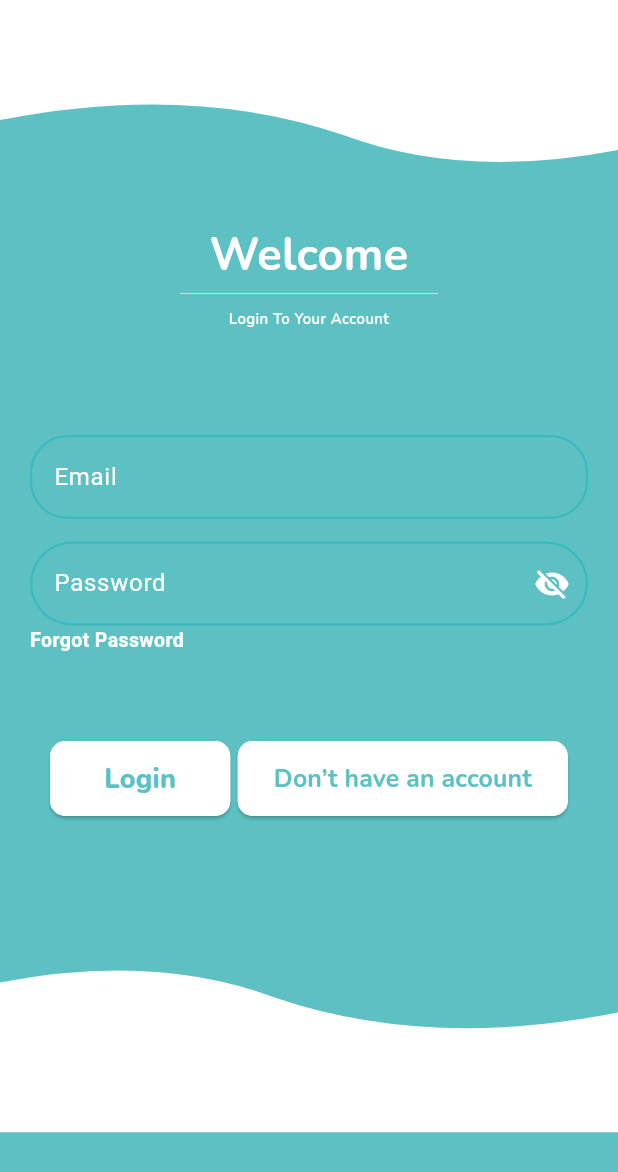
After one commit to RodainaMohamad/Finalproject, a Flutter app: the Signin screen opened directly, on a phone screen of 412 x 824 dp. The commit adds this screen. Shown: the top 1172 px of the screen. Run offline on Flutter 3.47's test engine with Material 3 defaults, Android fonts, the phone set to English and light mode, and no system bars; our stand-ins replace flutter_custom_clippers, google_fonts, step_progress_indicator.

Commit message:
SignIn screen before MediaQuery

```diff
--- a/lib/core/constants/colours/colours.dart
+++ b/lib/core/constants/colours/colours.dart
@@ -1,5 +1,7 @@
 import 'package:flutter/material.dart';
 
 final primary=Color(0xff5DC1C3);
+
 final secondary=Color(0xffFFFFFF);
+
 final textboxColor=Color(0xff3CB9BE);
--- a/lib/core/constants/strings/strings.dart
+++ b/lib/core/constants/strings/strings.dart
@@ -11,7 +11,3 @@ var topRightCorner=Image.asset(
   width: 250, // Set the width of the image
   height: 100, // Set the height of the image
 );
-
-var getStarted=Image.asset("assets/getStarted.png");
-
-var AlreadySignedUp=Image.asset("assets/AlreadySignedUp.png");
--- /dev/null
+++ b/lib/pages/SignIn.dart
@@ -0,0 +1,262 @@
+import 'package:flutter/material.dart';
+import 'package:google_fonts/google_fonts.dart';
+import 'package:gradproject/core/constants/colours/colours.dart';
+import 'package:gradproject/core/widgets/wavyAppBar.dart';
+import 'package:step_progress_indicator/step_progress_indicator.dart';
+import '../core/widgets/bottomBar.dart';
+
+class Signin extends StatefulWidget {
+  const Signin({super.key});
+
+  @override
+  _Signin createState() => _Signin();
+}
+
+class _Signin extends State<Signin> {
+
+  var email = TextEditingController();
+  var password = TextEditingController();
+  GlobalKey<FormState> keyLogin = GlobalKey();
+  bool flag = false;
+
+  Color yesBorderColor = secondary;
+  Color noBorderColor = secondary;
+
+  void _updateBorder(String button) {
+    setState(() {
+      if (button == 'Login') {
+        yesBorderColor = primary;
+        noBorderColor = secondary;
+      } else {
+        noBorderColor = primary;
+        yesBorderColor = secondary;
+      }
+    });
+  }
+
+  @override
+  Widget build(BuildContext context) {
+    var bottomNavigationBar;
+    return Scaffold(
+      backgroundColor: primary,
+      body: Column(
+        children: [
+          const Stack(
+            children: [
+              Wavyappbar(),
+            ],
+          ),
+          const SizedBox(height: 25),
+          Center(
+            child: Column(
+              mainAxisSize: MainAxisSize.min,
+              children: [
+                const SizedBox(height: 5),
+                Text(
+                  'Welcome',
+                  style: GoogleFonts.nunito(
+                    fontSize: 30,
+                    height: 1.364,
+                    fontWeight: FontWeight.w700,
+                    color: secondary,
+                  ),
+                  textAlign: TextAlign.center,
+                ),
+                const SizedBox(height:5),
+                Divider(
+                  indent: 120,
+                  endIndent: 120,
+                  height:0,
+                  color: secondary,
+                  thickness: 0.4,
+                ),
+                const SizedBox(height:10),
+                Text(
+                  'Login To Your Account',
+                  style: GoogleFonts.nunito(
+                    fontSize:10,
+                    height: 1.4,
+                    fontWeight: FontWeight.w600,
+                    color: secondary,
+                  ),
+                  textAlign: TextAlign.center,
+                ),
+                Form(
+                  key: keyLogin,
+                  child: Padding(
+                    padding: const EdgeInsets.all(20.0),
+                    child: Center(
+                      child: SingleChildScrollView(
+                        child: Column(
+                          crossAxisAlignment: CrossAxisAlignment.start,
+                          children: [
+                            const SizedBox(height:50),
+                            TextFormField(
+                              controller: email,
+                              keyboardType: TextInputType.emailAddress,
+                              style: TextStyle(color: secondary), // Text color when typing
+                              decoration: InputDecoration(
+                                labelText: 'Email',
+                                labelStyle: TextStyle(color: secondary), // Label color
+                                focusedBorder: OutlineInputBorder(
+                                  borderRadius: BorderRadius.circular(25),
+                                  borderSide: BorderSide(color: secondary, width: 2.0), // Border turns secondary if presssed
+                                ),
+                                enabledBorder: OutlineInputBorder(
+                                  borderRadius: BorderRadius.circular(25),
+                                  borderSide: BorderSide(color:textboxColor, width: 1.5), // borderColour
+                                ),
+                                border: OutlineInputBorder(
+                                  borderRadius: BorderRadius.circular(25),
+                                ),
+                              ),
+                              validator: (text) {
+                                if (text!.isEmpty) {
+                                  return 'Field cannot be empty';
+                                }
+                                if (text.length < 6 ||
+                                    !text.contains('@') ||
+                                    !text.endsWith('.com') ||
+                                    text.startsWith('@')) {
+                                  return 'Invalid email';
+                                }
+                                return null;
+                              },
+                            ),
+                            const SizedBox(height: 15.0),
+                            TextFormField(
+                              controller: password,
+                              keyboardType: TextInputType.text,
+                              obscureText: !flag,
+                              style: TextStyle(color: secondary), // Text color
+                              decoration: InputDecoration(
+                                labelText: 'Password',
+                                labelStyle: TextStyle(color: secondary), // Label color
+                                focusedBorder: OutlineInputBorder(
+                                  borderRadius: BorderRadius.circular(50),
+                                  borderSide: BorderSide(color: secondary, width: 2.0), // Border color if pressed
+                                ),
+                                enabledBorder: OutlineInputBorder(
+                                  borderRadius: BorderRadius.circular(50),
+                                  borderSide: BorderSide(color:textboxColor, width: 1.5), //borderColor
+                                ),
+                                border: OutlineInputBorder(
+                                  borderRadius: BorderRadius.circular(50),
+                                ),
+                                suffixIcon: IconButton(
+                                  onPressed: () {
+                                    setState(() {
+                                      flag = !flag;
+                                    });
+                                  },
+                                  icon: Icon(
+                                    flag ? Icons.visibility : Icons.visibility_off,
+                                    color: secondary,
+                                  ),
+                                ),
+                              ),
+                              validator: (text) {
+                                if (text!.isEmpty) {
+                                  return 'Field cannot be null';
+                                }
+                                if (text.length < 8) {
+                                  return 'Password must be at least 8 characters';
+                                }
+                                return null;
+                              },
+                            ),
+                            Positioned(
+                              bottom: -25, // Positioned below the TextFormField
+                              left: 10,   // Aligned to the bottom-right corner
+                              child: GestureDetector(
+                                onTap: () {}, //forget password action
+                                child: Text(
+                                  'Forgot Password',
+                                  style: TextStyle(
+                                    color: secondary,
+                                    fontSize: 13,
+                                    fontWeight: FontWeight.bold,
+                                  ),
+                                ),
+                              ),
+                            ),
+                            const SizedBox(height:30),
+                          ],
+                        ),
+                      ),
+                    ),
+                  ),
+                ),
+                Padding(
+                  padding: const EdgeInsets.all(8.0),
+                  child: SingleChildScrollView(
+                    scrollDirection: Axis.horizontal,
+                    child: Row(
+                      mainAxisAlignment: MainAxisAlignment.center,
+                      children: [
+                        SizedBox(
+                          height: 50,
+                          width: 120,
+                          child: ElevatedButton(
+                            onPressed: () => _updateBorder('Login'),
+                            style: ElevatedButton.styleFrom(
+                              backgroundColor: secondary,
+                              shape: RoundedRectangleBorder(
+                                borderRadius:BorderRadius.all(Radius.circular(10)),
+                                side: BorderSide(width: 2, color: yesBorderColor),
+                              ),
+                            ),
+                            child: Text(
+                              'Login',
+                              style: GoogleFonts.nunito(
+                                fontSize: 18,
+                                fontWeight: FontWeight.w800,
+                                color: primary,
+                              ),
+                              textAlign: TextAlign.center,
+                            ),
+                          ),
+                        ),
+                        const SizedBox(width:5),
+                        SizedBox(
+                          height: 50,
+                          width: 220,
+                          child: ElevatedButton(
+                            onPressed: () => _updateBorder('Don’t have an account'),
+                            style: ElevatedButton.styleFrom(
+                              backgroundColor: secondary,
+                              shape: RoundedRectangleBorder(
+                                borderRadius:BorderRadius.all(Radius.circular(10)),
+                                side: BorderSide(width: 2, color: yesBorderColor),
+                              ),
+                            ),
+                            child: FittedBox(
+                              child: Text(
+                                'Don’t have an account',
+                                style: GoogleFonts.nunito(
+                                  fontSize: 18,
+                                  fontWeight: FontWeight.w700,
+                                  color: primary,
+                                ),
+                                textAlign: TextAlign.center,
+                              ),
+                            ),
+                          ),
+                        ),
+                      ],
+                    ),
+                  ),
+                ),
+                const SizedBox(
+                  height: 25,
+                ),
+              ],
+            ),
+          ),
+         const SizedBox(height:58),
+          bottomNavigationBar = const BottomBar(),
+        ],
+      ),
+    );
+  }
+}
```
Also changed, not shown: lib/core/widgets/StepProgressIndicator.dart (added, +18 -0 lines), lib/pages/AlreadySignedUp.dart (deleted, +0 -134 lines), lib/pages/SplashScreen.dart (+11 -8 lines), assets/AlreadySignedUp.png (deleted), assets/getStarted.png (deleted).
